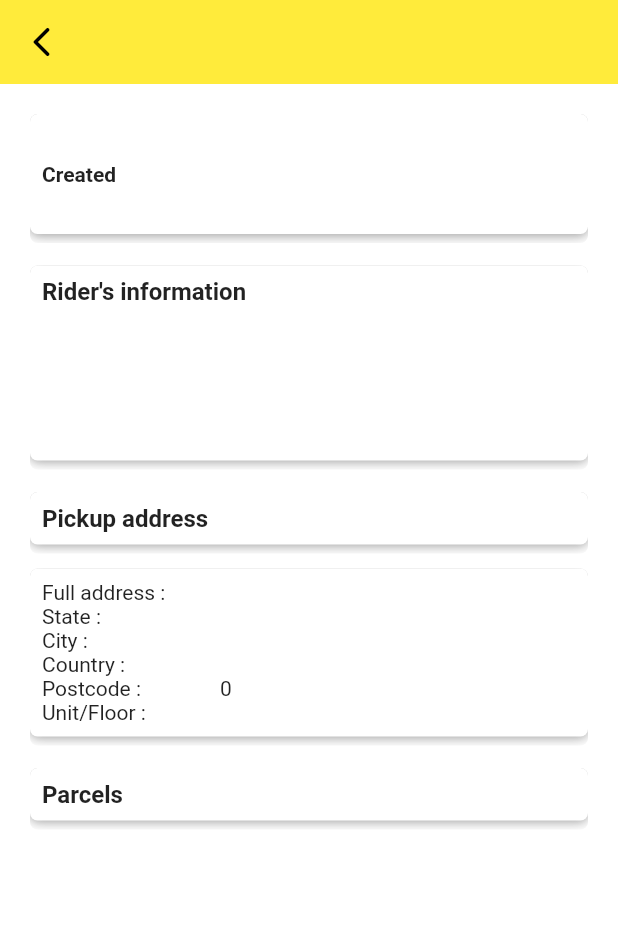
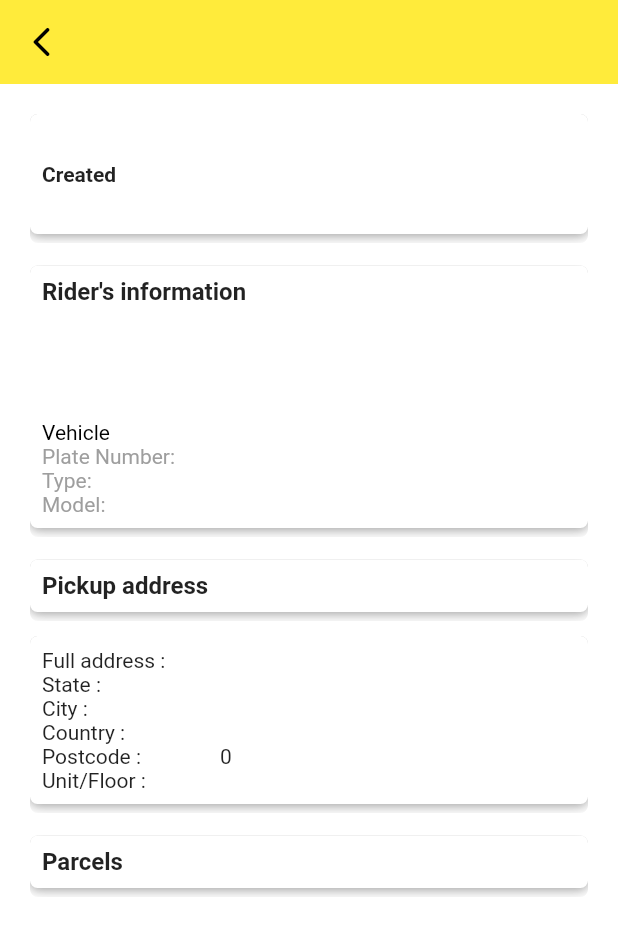
Before and after one commit to zaimanza/dropgo-merchant, a Flutter app: the OneOrderScreen screen opened directly with empty values, on a phone screen of 412 x 824 dp. Shown: the top 936 px of the screen. Run offline on Flutter 3.47's test engine with Material 2 defaults, Android fonts, the light colour scheme and no system bars; our stand-ins replace connectivity, email_validator, file_picker, firebase_core, firebase_messaging, flutter_riverpod and 6 more; missing offline and left inert: amplify_analytics_pinpoint, amplify_auth_cognito, amplify_flutter, amplify_storage_s3; accounts and stored records are empty.

Commit message:
view rider

```diff
--- a/lib/screens/order/one_order_screen.dart
+++ b/lib/screens/order/one_order_screen.dart
@@ -189,7 +189,6 @@ class _OneOrderScreenState extends State<OneOrderScreen> {
                           ],
                         ),
                         child: SizedBox(
-                          height: 130,
                           child: Padding(
                             padding: const EdgeInsets.all(8.0),
                             child: Column(
@@ -233,6 +232,46 @@ class _OneOrderScreenState extends State<OneOrderScreen> {
                                         ),
                                         Text(
                                           widget.rider["pNumber"],
+                                          style: const TextStyle(
+                                            color: Colors.grey,
+                                          ),
+                                          overflow: TextOverflow.fade,
+                                          maxLines: 1,
+                                        ),
+                                        const SizedBox(
+                                          height: 15,
+                                        ),
+                                        const Text(
+                                          "Vehicle",
+                                          style: TextStyle(
+                                            color: Colors.black,
+                                          ),
+                                          overflow: TextOverflow.fade,
+                                          maxLines: 1,
+                                        ),
+                                        Text(
+                                          "Plate Number: " +
+                                              widget.rider["vehicle"]
+                                                  ["plateNum"],
+                                          style: const TextStyle(
+                                            color: Colors.grey,
+                                          ),
+                                          overflow: TextOverflow.fade,
+                                          maxLines: 1,
+                                        ),
+                                        Text(
+                                          "Type: " +
+                                              widget.rider["vehicle"]["type"],
+                                          style: const TextStyle(
+                                            color: Colors.grey,
+                                          ),
+                                          overflow: TextOverflow.fade,
+                                          maxLines: 1,
+                                        ),
+                                        Text(
+                                          "Model: " +
+                                              widget.rider["vehicle"]
+                                                  ["vehicleModel"],
                                           style: const TextStyle(
                                             color: Colors.grey,
                                           ),
```
